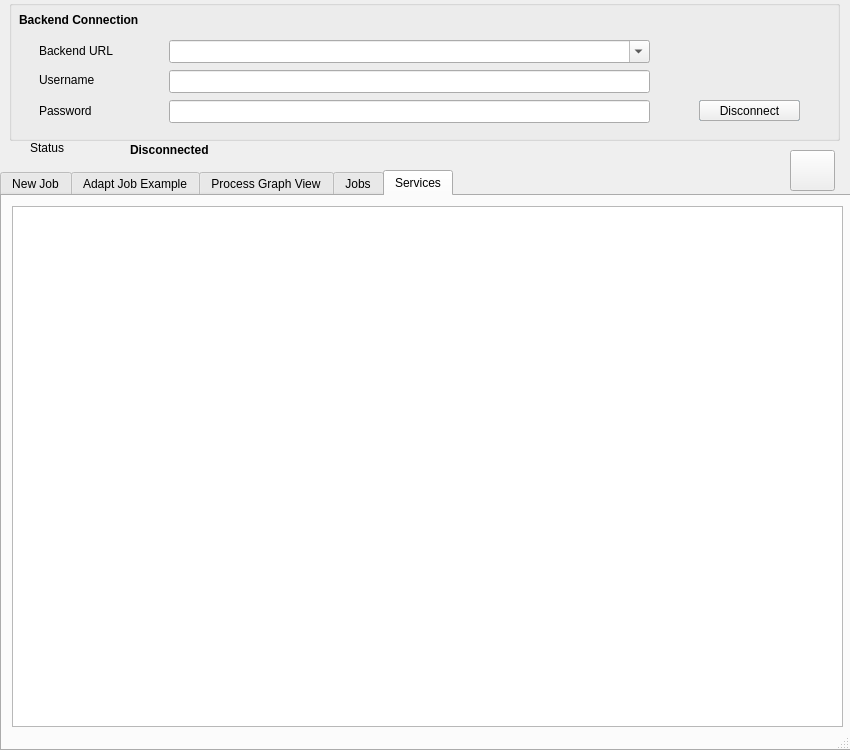
Open-EO/openeo-qgis-plugin, file openeo_connector_dialog_base.ui: the form before one commit.
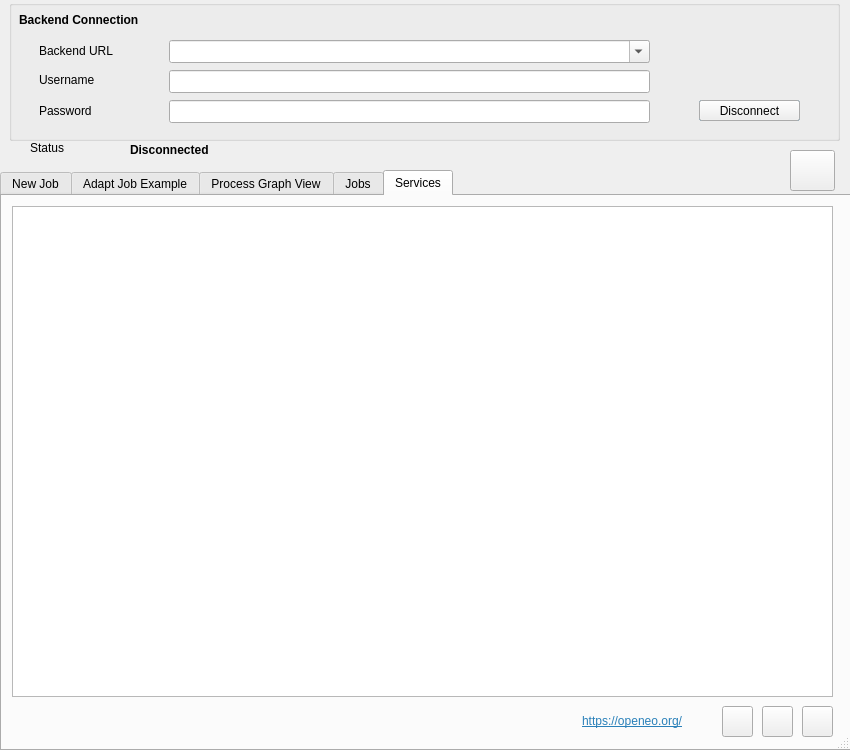
The form after the commit. The open tabs and pages were chosen to show the change. Icons and pictures are not drawn.

The edit to the form file:
```diff
--- a/openeo_connector_dialog_base.ui
+++ b/openeo_connector_dialog_base.ui
@@ -1141,11 +1141,75 @@
       <rect>
        <x>10</x>
        <y>10</y>
-       <width>831</width>
-       <height>521</height>
+       <width>821</width>
+       <height>491</height>
       </rect>
      </property>
     </widget>
+    <widget class="QPushButton" name="refreshButton_service">
+     <property name="geometry">
+      <rect>
+       <x>760</x>
+       <y>510</y>
+       <width>31</width>
+       <height>31</height>
+      </rect>
+     </property>
+     <property name="text">
+      <string/>
+     </property>
+     <property name="icon">
+      <iconset>
+       <normaloff>../../../../../../../../../../../../../../../../.designer/backup/reload_icon.png</normaloff>../../../../../../../../../../../../../../../../.designer/backup/reload_icon.png</iconset>
+     </property>
+    </widget>
+    <widget class="QPushButton" name="deleteFinalButton_service">
+     <property name="geometry">
+      <rect>
+       <x>800</x>
+       <y>510</y>
+       <width>31</width>
+       <height>31</height>
+      </rect>
+     </property>
+     <property name="text">
+      <string/>
+     </property>
+     <property name="icon">
+      <iconset>
+       <normaloff>../../../../../../../../../../../../../../../../.designer/backup/deleteFinalBtn.png</normaloff>../../../../../../../../../../../../../../../../.designer/backup/deleteFinalBtn.png</iconset>
+     </property>
+    </widget>
+    <widget class="QLabel" name="label_24">
+     <property name="geometry">
+      <rect>
+       <x>580</x>
+       <y>510</y>
+       <width>171</width>
+       <height>31</height>
+      </rect>
+     </property>
+     <property name="text">
+      <string>&lt;html&gt;&lt;head/&gt;&lt;body&gt;&lt;p&gt;&lt;a href=&quot;https://openeo.org/&quot;&gt;&lt;span style=&quot; text-decoration: underline; color:#2980b9;&quot;&gt;https://openeo.org/&lt;/span&gt;&lt;/a&gt;&lt;/p&gt;&lt;/body&gt;&lt;/html&gt;</string>
+     </property>
+    </widget>
+    <widget class="QPushButton" name="deleteButton_service">
+     <property name="geometry">
+      <rect>
+       <x>720</x>
+       <y>510</y>
+       <width>31</width>
+       <height>31</height>
+      </rect>
+     </property>
+     <property name="text">
+      <string/>
+     </property>
+     <property name="icon">
+      <iconset>
+       <normaloff>../../../../../../../../../../../../../../../../.designer/backup/delete_job.png</normaloff>../../../../../../../../../../../../../../../../.designer/backup/delete_job.png</iconset>
+     </property>
+    </widget>
    </widget>
   </widget>
   <widget class="QLabel" name="statusLabel">
```
Left out of the diff: 24 changed lines with no effect on the pictures.
